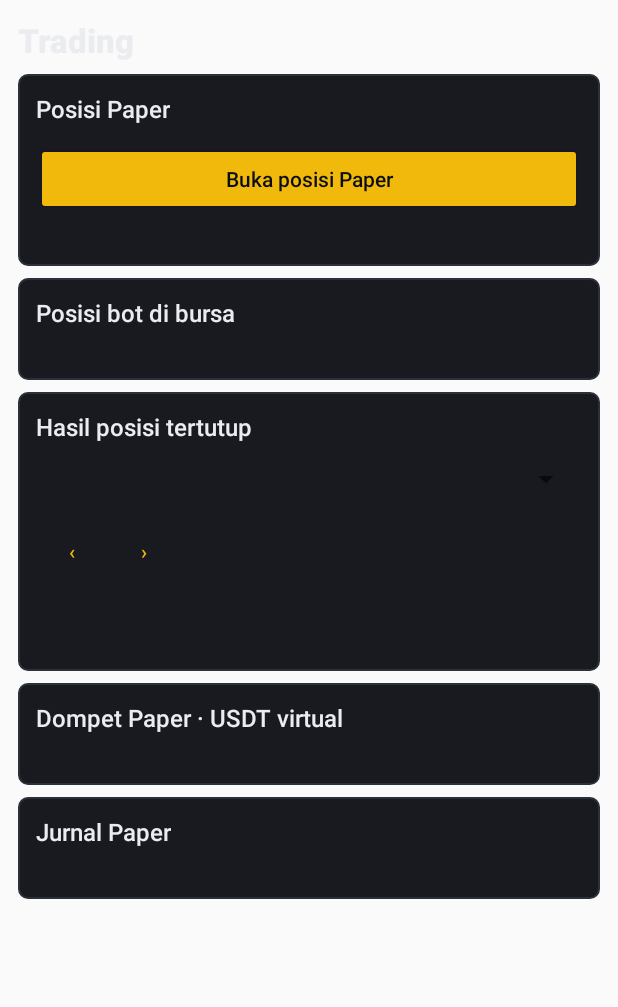
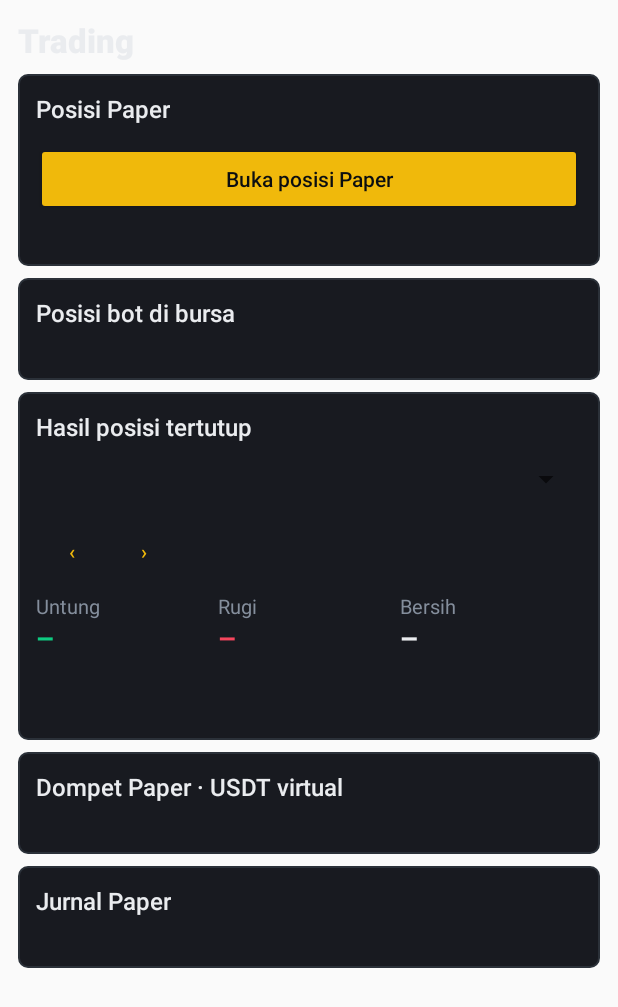
Before and after one commit to memen02/me-futures-ai-bot, an Android app: the layout page_trading.xml on its own in the app's theme, with its tools: preview values and no code run, on a phone screen of 412 x 824 dp. Shown: the top 1007 px of the screen. Run offline under Robolectric (Android 15) with nearby library versions, the phone set to English and light mode, and no system bars.

Commit message:
Rapikan tampilan kredensial dan ringkasan laba rugi bulanan

```diff
--- a/android/app/src/main/java/com/mefuturesaibot/app/demo/DemoControls.kt
+++ b/android/app/src/main/java/com/mefuturesaibot/app/demo/DemoControls.kt
@@ -45,6 +45,7 @@ internal class DemoControls(private val activity: Activity, private val start: (
             keys.visibility = View.VISIBLE
         }
         activity.findViewById<View>(R.id.mainnet_credentials).visibility = if (live) View.VISIBLE else View.GONE
+        activity.findViewById<View>(R.id.demo_connection_panel).visibility = if (live) View.GONE else View.VISIBLE
         keys.setOnClickListener { edit() }
         toggle.setOnCheckedChangeListener { _, enabled ->
             if (!rendering && enabled && live) {
@@ -66,6 +67,7 @@ internal class DemoControls(private val activity: Activity, private val start: (
     fun render() {
         rendering = true
         val enabled = prefs.getBoolean("enabled",false)
+        if (!live) activity.findViewById<TextView>(R.id.demo_key_status).text = if (vault.exists()) "Key Demo tersimpan di HP" else "Belum ada kredensial Demo tersimpan"
         toggle.isChecked = enabled
         toggle.isEnabled = vault.exists() && (enabled || !prefs.contains("intent"))
         keys.isEnabled = !enabled && !prefs.contains("intent")
--- a/android/app/src/main/res/layout/page_account.xml
+++ b/android/app/src/main/res/layout/page_account.xml
@@ -1,7 +1,11 @@
 <ScrollView xmlns:android="http://schemas.android.com/apk/res/android" android:layout_width="match_parent" android:layout_height="match_parent" android:fillViewport="true">
     <LinearLayout android:layout_width="match_parent" android:layout_height="wrap_content" android:orientation="vertical" android:padding="20dp" android:focusableInTouchMode="true">
         <TextView style="@style/DeskTitle" android:text="Akun" />
-        <Button android:id="@+id/demo_keys" style="@style/AccountSecondary" android:text="Kelola API Key dan Secret Demo" />
+        <LinearLayout android:id="@+id/demo_connection_panel" style="@style/DashPanel">
+            <TextView style="@style/DashHeading" android:text="Koneksi Binance Demo"/>
+            <TextView android:id="@+id/demo_key_status" style="@style/TerminalNote"/>
+            <Button android:id="@+id/demo_keys" style="@style/AccountSecondary" android:text="Kelola API Key dan Secret Demo"/>
+        </LinearLayout>
         <LinearLayout android:id="@+id/mainnet_credentials" android:orientation="vertical" android:layout_width="match_parent" android:layout_height="wrap_content">
             <LinearLayout style="@style/DashPanel" android:background="@drawable/dashboard_panel">
                 <TextView style="@style/DashLabel" android:text="BINANCE FUTURES" android:letterSpacing="0.10" android:textColor="@color/me_accent" />
--- a/android/app/src/main/res/layout/page_trading.xml
+++ b/android/app/src/main/res/layout/page_trading.xml
@@ -19,6 +19,20 @@
                 <TextView style="@style/TerminalNote" android:id="@+id/report_month" android:text="" android:lineSpacingExtra="3dp" />
                 <Button style="@style/TerminalLink" android:id="@+id/next_month" android:text="›" android:contentDescription="Bulan berikutnya" />
             </LinearLayout>
+            <LinearLayout android:layout_width="match_parent" android:layout_height="wrap_content" android:baselineAligned="false">
+                <LinearLayout style="@style/MarketColumn">
+                    <TextView style="@style/TerminalNote" android:text="Untung"/>
+                    <TextView android:id="@+id/report_gain" style="@style/MarketValue" android:textColor="@color/me_buy" android:fontFeatureSettings="tnum"/>
+                </LinearLayout>
+                <LinearLayout style="@style/MarketColumn">
+                    <TextView style="@style/TerminalNote" android:text="Rugi"/>
+                    <TextView android:id="@+id/report_loss" style="@style/MarketValue" android:textColor="@color/me_sell" android:fontFeatureSettings="tnum"/>
+                </LinearLayout>
+                <LinearLayout style="@style/MarketColumn">
+                    <TextView style="@style/TerminalNote" android:text="Bersih"/>
+                    <TextView android:id="@+id/report_net" style="@style/MarketValue" android:textColor="@color/me_text" android:fontFeatureSettings="tnum"/>
+                </LinearLayout>
+            </LinearLayout>
             <TextView style="@style/TerminalNote" android:id="@+id/report_totals" android:text="" android:lineSpacingExtra="3dp" />
             <TextView style="@style/TerminalNote" android:id="@+id/report_closed" android:text="" android:lineSpacingExtra="3dp" />
         </LinearLayout>
```
Also changed, not shown: android/app/src/main/java/com/mefuturesaibot/app/scanner/TradingReports.kt (+11 -1 lines), 1 other file.
